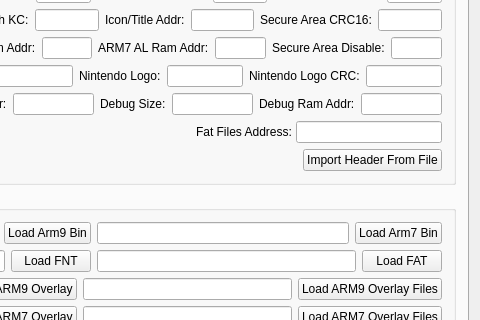
First picture: the form in mainwindow.ui, repository Luca1991/NDSFactory, before the edit; both pictures show x 292 to 772 and y 257 to 577 of the 772 by 805 pixel window.
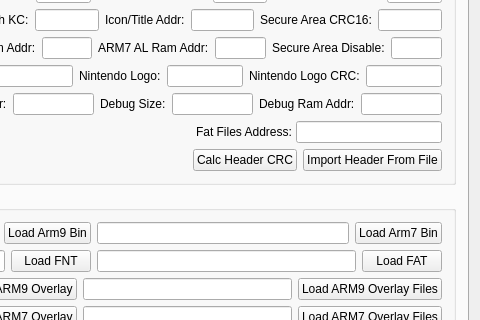
Second picture: the form after the edit. The open tabs and pages were chosen to show the change.

Commit message: Implemented header crc16 calculation

Diff of the .ui file:
```diff
--- a/mainwindow.ui
+++ b/mainwindow.ui
@@ -1626,6 +1626,13 @@
                </property>
               </spacer>
              </item>
+             <item>
+              <widget class="QPushButton" name="packerCalcHeaderCrcBtn">
+               <property name="text">
+                <string>Calc Header CRC</string>
+               </property>
+              </widget>
+             </item>
              <item>
               <widget class="QPushButton" name="packerLoadHeaderBtn">
                <property name="sizePolicy">
```
The commit also changes 7 other files.
